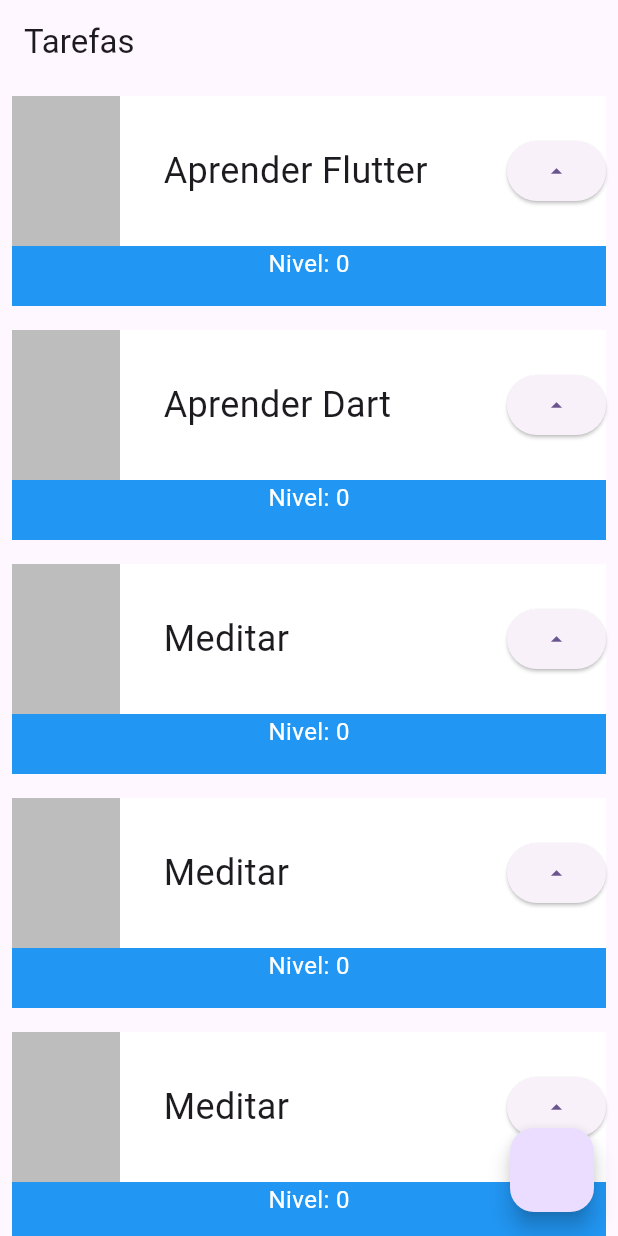
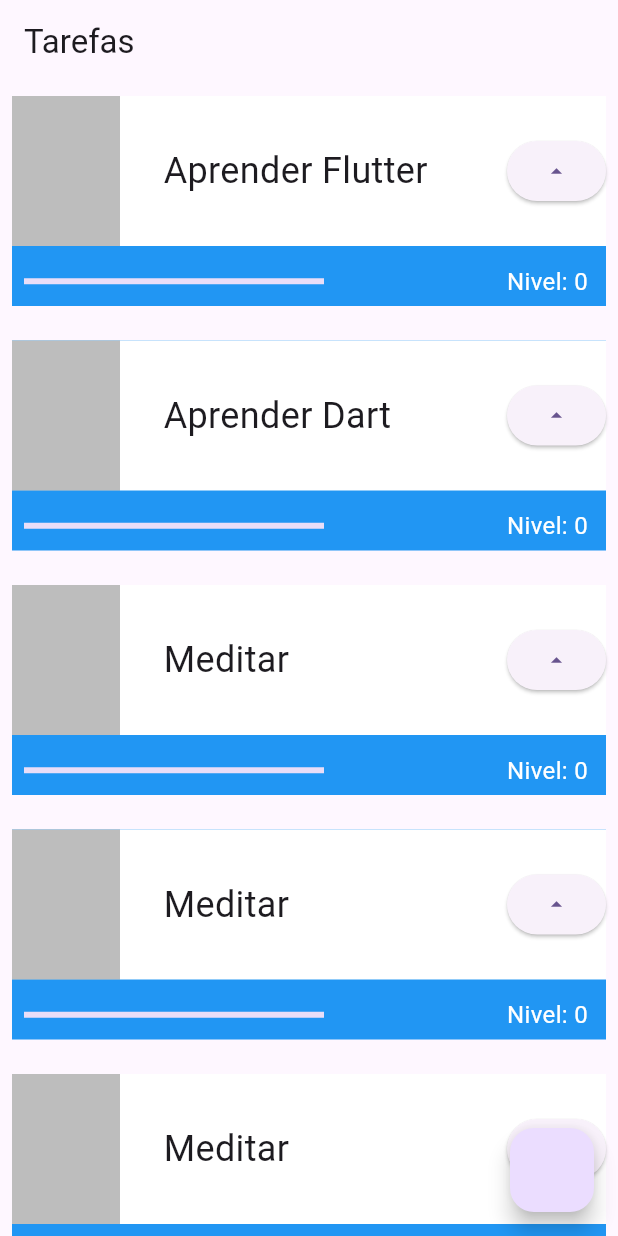
Before and after one commit to eri-akio/alura_projeto_flutter_01, a Flutter app: the screen it shows after launch, on a phone screen of 412 x 824 dp. Run offline on Flutter 3.47's test engine with Material 3 defaults, Android fonts, the phone set to English and light mode, and no system bars.

Commit message:
Novo Widget: linearProgressIndicator

```diff
--- a/lib/main.dart
+++ b/lib/main.dart
@@ -85,14 +85,33 @@ class _TaskState extends State<Task> {
                             setState(() {
                               nivel++;
                             });
-                            print(nivel);                          },
+                            print(nivel);
+                          },
                           child: Icon(Icons.arrow_drop_up))
                     ],
                   ),
                 ),
-                Text(
-                  "Nivel: $nivel",
-                  style: TextStyle(color: Colors.white, fontSize: 16),
+                Row(
+                  mainAxisAlignment: MainAxisAlignment.spaceBetween,
+                  children: [
+                    Padding(
+                      padding: const EdgeInsets.all(8),
+                      child: Container(
+                        child: LinearProgressIndicator(
+                          color: Colors.white,
+                          value: nivel / 10,
+                        ),
+                        width: 200,
+                      ),
+                    ),
+                    Padding(
+                      padding: EdgeInsets.all(12),
+                      child: Text(
+                        "Nivel: $nivel",
+                        style: TextStyle(color: Colors.white, fontSize: 16),
+                      ),
+                    ),
+                  ],
                 ),
               ],
             ),
```
